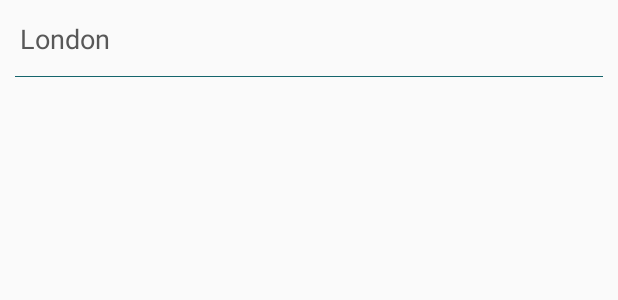
After one commit to eman-saeed/ForcastApp, an Android app: the layout city_layout.xml on its own in the app's theme, with its tools: preview values and no code run, on a phone screen of 412 x 824 dp. The commit adds this screen. Shown: the top 300 px of the screen. Run offline under Robolectric (Android 15) with nearby library versions, the phone set to English and light mode, and no system bars; network calls fail.

Commit message:
add the search view without click listener

```diff
--- a/app/src/main/java/com/example/forcastapp/model/Cities.java
+++ b/app/src/main/java/com/example/forcastapp/model/City.java
@@ -4,13 +4,13 @@ package com.example.forcastapp.model;
  * Created by eman on 7/15/2017.
  */
 
-public class Cities {
+public class City {
 
     int id;
     String name;
     String country;
 
-    public Cities(int id, String name, String country) {
+    public City(int id, String name, String country) {
         this.id = id;
         this.name = name;
         this.country = country;
--- a/app/src/main/res/layout/activity_main.xml
+++ b/app/src/main/res/layout/activity_main.xml
@@ -27,5 +27,11 @@
             android:layout_height="match_parent"
             app:layoutManager="android.support.v7.widget.LinearLayoutManager"></android.support.v7.widget.RecyclerView>
 
+        <android.support.v7.widget.RecyclerView
+            android:id="@+id/search_recycler_view"
+            android:layout_width="match_parent"
+            android:layout_height="match_parent"
+            android:visibility="gone"
+            app:layoutManager="android.support.v7.widget.LinearLayoutManager"></android.support.v7.widget.RecyclerView>
     </android.support.constraint.ConstraintLayout>
 </layout>
--- /dev/null
+++ b/app/src/main/res/layout/city_layout.xml
@@ -0,0 +1,46 @@
+<?xml version="1.0" encoding="utf-8"?>
+<layout xmlns:app="http://schemas.android.com/apk/res-auto"
+    xmlns:tools="http://schemas.android.com/tools">
+
+    <data>
+
+        <variable
+            name="city"
+            type="com.example.forcastapp.model.City"></variable>
+    </data>
+
+    <android.support.constraint.ConstraintLayout xmlns:android="http://schemas.android.com/apk/res/android"
+        android:layout_width="match_parent"
+        android:layout_height="wrap_content">
+
+        <TextView
+            android:id="@+id/city_text_view"
+            android:layout_width="match_parent"
+            android:layout_height="wrap_content"
+            android:layout_marginStart="8dp"
+            android:layout_marginTop="8dp"
+            android:layout_marginEnd="8dp"
+            android:layout_marginBottom="8dp"
+            android:padding="5dp"
+            android:text="@{city.name}"
+            android:textAppearance="@style/Base.TextAppearance.AppCompat.Medium"
+            android:textColor="@color/colorAccent"
+            app:layout_constraintBottom_toBottomOf="parent"
+            app:layout_constraintEnd_toEndOf="parent"
+            app:layout_constraintStart_toStartOf="parent"
+            app:layout_constraintTop_toTopOf="parent"
+            app:layout_constraintVertical_bias="0.0"
+            tools:text="London" />
+
+        <View
+            android:layout_width="match_parent"
+            android:layout_height="1dp"
+            android:layout_marginStart="10dp"
+            android:layout_marginEnd="10dp"
+            android:layout_marginBottom="8dp"
+            android:background="@color/colorPrimaryDark"
+            app:layout_constraintBottom_toBottomOf="parent"
+            app:layout_constraintTop_toBottomOf="parent" />
+    </android.support.constraint.ConstraintLayout>
+
+</layout>
--- a/app/src/main/res/values/colors.xml
+++ b/app/src/main/res/values/colors.xml
@@ -3,4 +3,5 @@
     <color name="colorPrimary">#1e95a0</color>
     <color name="colorPrimaryDark">#15656c</color>
     <color name="colorAccent">#585858</color>
+    <color name="colorWhite">#ffffff</color>
 </resources>
--- a/app/src/main/res/values/strings.xml
+++ b/app/src/main/res/values/strings.xml
@@ -5,4 +5,5 @@
     <string name="wind">Wind</string>
     <string name="pressure">Pressure</string>
     <string name="humidity">Humidity</string>
+    <string name="search_hint">Search for a city</string>
 </resources>
--- /dev/null
+++ b/app/src/main/res/xml/searchable.xml
@@ -0,0 +1,4 @@
+<?xml version="1.0" encoding="utf-8"?>
+<searchable xmlns:android="http://schemas.android.com/apk/res/android"
+    android:hint="@string/search_hint"
+    android:label="@string/app_name" />
```
Also changed, not shown: app/src/main/AndroidManifest.xml (+14 -1 lines), app/src/main/java/com/example/forcastapp/adapters/SearchAdapter.java (added, +58 -0 lines), app/src/main/java/com/example/forcastapp/repositories/ForecastRepository.java (+49 -1 lines), app/src/main/java/com/example/forcastapp/view/MainActivity.java (+85 -8 lines), app/src/main/java/com/example/forcastapp/viewmodel/MainActivityViewModel.java (+8 -1 lines), app/src/main/res/menu/search_menu.xml (added, +11 -0 lines).
